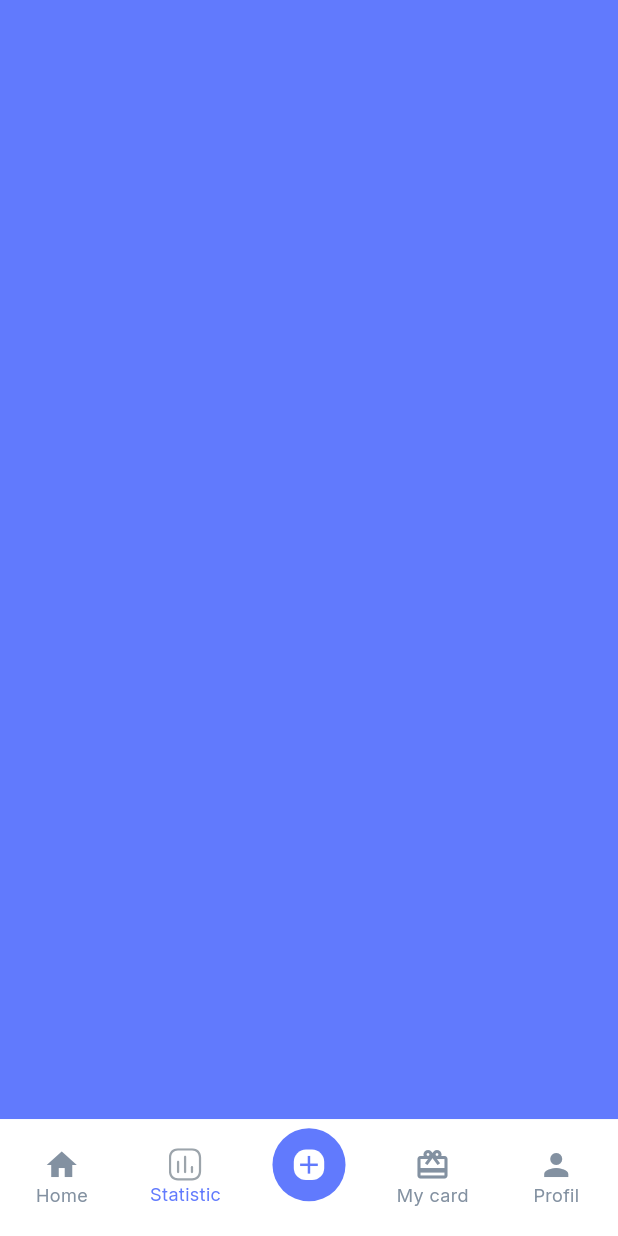
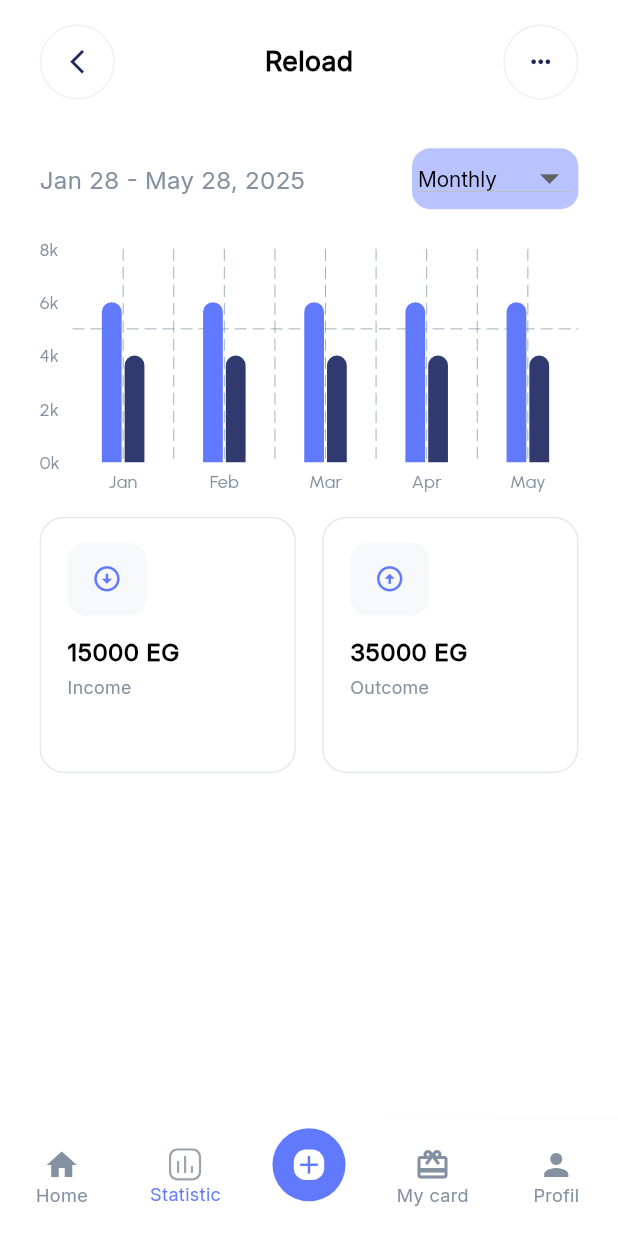
Before and after one commit to Elhaw2003/finance-app, a Flutter app: the MainScreen screen opened by its route, item 2 of the bottom bar chosen, on a phone screen of 412 x 824 dp. Run offline on Flutter 3.47's test engine with Material 3 defaults, Android fonts, the phone set to English and light mode, and no system bars; drawn by our look-alikes of fl_chart; our stand-ins replace carousel_slider, flutter_screenutil, flutter_svg, go_router, pin_code_fields, smooth_page_indicator.

Commit message:
statistic screen done

```diff
--- a/lib/core/utilities/app_colors.dart
+++ b/lib/core/utilities/app_colors.dart
@@ -9,8 +9,10 @@ class AppColors{
   static const Color black = Colors.black;
   static const Color red = Colors.red;
   static const Color black202955 = Color(0xff202955);
+  static const Color chartColor = Color(0xff303A6E);
   static const Color grey = Color(0xff8391A1);
   static const Color darkGrey = Color(0xff6A707C);
   static const Color borderTextFieldColor = Color(0xffE8ECF4);
   static const Color textFieldColor = Color(0xffF7F8F9);
+  static const Color dropDownColor = Color(0xffB9C4FF);
 }
--- a/lib/core/utilities/app_texts.dart
+++ b/lib/core/utilities/app_texts.dart
@@ -45,4 +45,6 @@ class AppTexts{
   static const String reload = "Reload";
   static const String myProfile = "My Profile";
   static const String allCards = "All Cards";
+  static const String outcome = "Outcome";
+  static const String income = "Income";
 }
--- a/lib/features/home/presentation/view/widgets/item_grid_widget.dart
+++ b/lib/features/home/presentation/view/widgets/item_grid_widget.dart
@@ -14,7 +14,7 @@ class ItemGridWidget extends StatelessWidget {
   @override
   Widget build(BuildContext context) {
     return Column(
-      // crossAxisAlignment: CrossAxisAlignment.start,
+      crossAxisAlignment: CrossAxisAlignment.start,
       children: [
         const HeightSpacing(height: 16),
         Container(
--- a/lib/features/main/pesentation/view/main_screen.dart
+++ b/lib/features/main/pesentation/view/main_screen.dart
@@ -2,6 +2,7 @@ import 'package:finance_app/core/utilities/app_colors.dart';
 import 'package:finance_app/features/home/presentation/view/widgets/home_body.dart';
 import 'package:finance_app/features/main/pesentation/view/widgets/bottom_bar_widget.dart';
 import 'package:finance_app/features/my_card/presentation/view/my_card_screen.dart';
+import 'package:finance_app/features/statistic/presentation/view/statistic_screen.dart';
 import 'package:flutter/material.dart';
 class MainScreen extends StatefulWidget {
   const MainScreen({super.key});
@@ -14,11 +15,7 @@ class _MainScreenState extends State<MainScreen> {
   int currentIndex = 0;
   List<Widget> screens = [
     const HomeBody(),
-    Container(
-      color: AppColors.primaryColor,
-      width: double.infinity,
-      height: double.infinity,
-    ),
+    const StatisticScreen(),
     Container(
       color: AppColors.black202955,
       width: double.infinity,
--- /dev/null
+++ b/lib/features/statistic/presentation/view/statistic_screen.dart
@@ -0,0 +1,47 @@
+import 'dart:core';
+
+import 'package:finance_app/core/utilities/app_colors.dart';
+import 'package:finance_app/core/utilities/app_fonts.dart';
+import 'package:finance_app/core/utilities/app_styles.dart';
+import 'package:finance_app/features/home/presentation/view/widgets/item_grid_widget.dart';
+import 'package:finance_app/features/statistic/presentation/view/widgets/chart_widget.dart';
+import 'package:finance_app/features/statistic/presentation/view/widgets/drop_down_widget.dart';
+import 'package:finance_app/features/statistic/presentation/view/widgets/grid_widget.dart';
+import 'package:flutter/material.dart';
+import 'package:flutter_screenutil/flutter_screenutil.dart';
+import '../../../../core/utilities/app_texts.dart';
+import '../../../../core/widgets/custom_appbar_widget.dart';
+import '../../../../core/widgets/spacing_widget.dart';
+import '../../../home/presentation/data/models/item_model.dart';
+
+class StatisticScreen extends StatelessWidget {
+  const StatisticScreen({super.key});
+
+  @override
+  Widget build(BuildContext context) {
+    return Padding(
+      padding:  EdgeInsets.symmetric(horizontal: 24.w),
+      child:  Column(
+        children: [
+          const HeightSpacing(height: 16),
+          const CustomAppbarWidget(title: AppTexts.reload, icon: Icons.more_horiz),
+          const HeightSpacing(height: 32),
+          Row(
+            mainAxisAlignment: MainAxisAlignment.spaceBetween,
+            children: [
+              Text(
+                  "Jan 28 - May 28, 2025 ",
+                style: AppStyles.subTitlesStyle.copyWith(fontFamily: AppFonts.inter),
+              ),
+              const DropDownWidget(),
+            ],
+          ),
+          const HeightSpacing(height: 26),
+      const ChartWidget(),
+          const HeightSpacing(height: 16),
+          const GridWidget(),
+        ],
+      ),
+    );
+  }
+}
--- /dev/null
+++ b/lib/features/statistic/presentation/view/widgets/chart_widget.dart
@@ -0,0 +1,134 @@
+import 'package:fl_chart/fl_chart.dart';
+import 'package:flutter/material.dart';
+import 'package:flutter_screenutil/flutter_screenutil.dart';
+
+import '../../../../../core/utilities/app_colors.dart';
+import '../../../../../core/utilities/app_styles.dart';
+
+class ChartWidget extends StatelessWidget {
+  const ChartWidget({super.key});
+
+  @override
+  Widget build(BuildContext context) {
+    return SizedBox(
+      height: 160.h,
+      child: BarChart(
+        BarChartData(
+          barTouchData: barTouchData,
+          titlesData: titlesData,
+          borderData: borderData,
+          barGroups: barGroups,
+          gridData: const FlGridData(show: true),
+          alignment: BarChartAlignment.spaceAround,
+          maxY: 8,
+        ),
+      ),
+    );
+  }
+  BarTouchData get barTouchData => BarTouchData(
+    enabled: false,
+    touchTooltipData: BarTouchTooltipData(
+      getTooltipColor: (group) => Colors.transparent,
+      tooltipPadding: EdgeInsets.zero,
+      tooltipMargin: 8,
+      getTooltipItem: (
+          BarChartGroupData group,
+          int groupIndex,
+          BarChartRodData rod,
+          int rodIndex,
+          ) {
+        return BarTooltipItem(
+          rod.toY.round().toString(),
+          const TextStyle(
+            color: AppColors.primaryColor,
+            fontWeight: FontWeight.bold,
+          ),
+        );
+      },
+    ),
+  );
+
+  Widget getTitles(double value, TitleMeta meta) {
+    final style = AppStyles.subTitlesStyle.copyWith(fontWeight: FontWeight.w500,fontSize: 12);
+    String text;
+    switch (value.toInt()) {
+      case 0:
+        text = 'Jan';
+        break;
+      case 1:
+        text = 'Feb';
+        break;
+      case 2:
+        text = 'Mar';
+        break;
+      case 3:
+        text = 'Apr';
+        break;
+      case 4:
+        text = 'May';
+        break;
+      default:
+        text = '';
+        break;
+    }
+    return SideTitleWidget(
+      axisSide: meta.axisSide,
+      space: 4,
+      child: Text(text, style: style),
+    );
+  }
+
+  FlTitlesData get titlesData => FlTitlesData(
+    show: true,
+    bottomTitles: AxisTitles(
+      sideTitles: SideTitles(
+        showTitles: true,
+        reservedSize: 20,
+        getTitlesWidget: getTitles,
+      ),
+    ),
+    leftTitles:  AxisTitles(
+      sideTitles: SideTitles(
+        showTitles: true,
+        interval: 2,
+        getTitlesWidget: (value, meta) {
+          return Text(
+              "${value.toInt()}k",
+            style: AppStyles.subTitlesStyle.copyWith(fontWeight: FontWeight.w500,fontSize: 12),
+          );
+        },
+      ),
+    ),
+    topTitles: const AxisTitles(
+      sideTitles: SideTitles(showTitles: false),
+    ),
+    rightTitles: const AxisTitles(
+      sideTitles: SideTitles(showTitles: false),
+    ),
+  );
+  FlBorderData get borderData => FlBorderData(
+    show: false,
+  );
+
+  List<BarChartGroupData> get barGroups => [
+    for(int i = 0; i<5; i++)
+      BarChartGroupData(
+        x: i,
+        barRods: [
+          BarChartRodData(
+              toY: 6,
+              width: 12.w,
+              borderRadius: BorderRadius.only(topLeft: Radius.circular(8.r),topRight: Radius.circular(8.r),),
+              color: AppColors.primaryColor
+          ),
+          BarChartRodData(
+              width: 12.w,
+              borderRadius: BorderRadius.only(topLeft: Radius.circular(8.r),topRight: Radius.circular(8.r),),
+              toY: 4,
+              color: AppColors.chartColor
+          ),
+        ],
+      ),
+
+  ];
+}
--- /dev/null
+++ b/lib/features/statistic/presentation/view/widgets/drop_down_widget.dart
@@ -0,0 +1,61 @@
+import 'package:flutter/material.dart';
+import 'package:flutter_screenutil/flutter_screenutil.dart';
+
+import '../../../../../core/utilities/app_colors.dart';
+import '../../../../../core/utilities/app_styles.dart';
+
+class DropDownWidget extends StatefulWidget {
+  const DropDownWidget({super.key});
+
+  @override
+  State<DropDownWidget> createState() => _DropDownWidgetState();
+}
+
+class _DropDownWidgetState extends State<DropDownWidget> {
+  List<String> months = ["Jan","Feb","Mars","Apr","May"];
+
+  String ?selectedLocation;
+
+  @override
+  Widget build(BuildContext context) {
+    return Container(
+      padding: const EdgeInsets.all(4),
+      width: 101.w,
+      height: 40.h,
+      decoration: BoxDecoration(
+        borderRadius: BorderRadius.circular(12.r),
+        color:  AppColors.dropDownColor,
+      ),
+      child: DropdownButton(
+        menuWidth: 70.w,
+        hint: selectedLocation == null
+            ? Text(
+          'Monthly',
+          style: AppStyles.black600wSize16Inter.copyWith(fontSize: 14,fontWeight: FontWeight.w500),
+        )
+            : Text(
+          selectedLocation!,
+        ),
+        isExpanded: true,
+        iconSize: 30.0.sp,
+        style: const TextStyle(color: AppColors.primaryColor),
+        items: months.map(
+              (val) {
+            return DropdownMenuItem<String>(
+              // enabled: true,
+              value: val,
+              child: Text(val),
+            );
+          },
+        ).toList(),
+        onChanged: (val) {
+          setState(
+                () {
+              selectedLocation = val;
+            },
+          );
+        },
+      ),
+    );
+  }
+}
--- /dev/null
+++ b/lib/features/statistic/presentation/view/widgets/grid_widget.dart
@@ -0,0 +1,40 @@
+import 'package:flutter/material.dart';
+import 'package:flutter_screenutil/flutter_screenutil.dart';
+
+import '../../../../../core/utilities/app_colors.dart';
+import '../../../../../core/utilities/app_texts.dart';
+import '../../../../home/presentation/data/models/item_model.dart';
+import '../../../../home/presentation/view/widgets/item_grid_widget.dart';
+
+class GridWidget extends StatelessWidget {
+  const GridWidget({super.key});
+
+  @override
+  Widget build(BuildContext context) {
+    List<ItemModel> charts = [
+      ItemModel(icon: Icons.arrow_circle_down, title: "15000 EG", description: AppTexts.income),
+      ItemModel(icon: Icons.arrow_circle_up, title: "35000 EG", description: AppTexts.outcome),
+    ];
+    return Expanded(
+      child: GridView.builder(
+        gridDelegate:  SliverGridDelegateWithFixedCrossAxisCount(
+            crossAxisCount: 2,
+            mainAxisSpacing: 16.h,
+            crossAxisSpacing: 16.w
+        ),
+        itemCount: charts.length,
+        itemBuilder: (context, index) {
+          return Container(
+            padding: EdgeInsets.symmetric(horizontal: 16.w),
+            alignment: Alignment.centerLeft,
+            decoration: BoxDecoration(
+              borderRadius: BorderRadius.circular(16.r),
+              border: Border.all(color: AppColors.grey.withOpacity(0.2)),
+            ),
+            child: ItemGridWidget(itemModel: charts[index]),
+          );
+        },
+      ),
+    );
+  }
+}
--- a/pubspec.yaml
+++ b/pubspec.yaml
@@ -16,7 +16,7 @@ publish_to: 'none' # Remove this line if you wish to publish to pub.dev
 # https://developer.apple.com/library/archive/documentation/General/Reference/InfoPlistKeyReference/Articles/CoreFoundationKeys.html
 # In Windows, build-name is used as the major, minor, and patch parts
 # of the product and file versions while build-number is used as the build suffix.
-version: 1.0.0+1
+version: 1.0.0+1g
 
 environment:
   sdk: ^3.5.3
@@ -41,6 +41,7 @@ dependencies:
   pin_code_fields: ^8.0.1
   carousel_slider: ^5.0.0
   smooth_page_indicator: ^1.2.0+3
+  fl_chart: ^0.69.0
 
 dev_dependencies:
   flutter_test:
```
Also changed, not shown: pubspec.lock.
